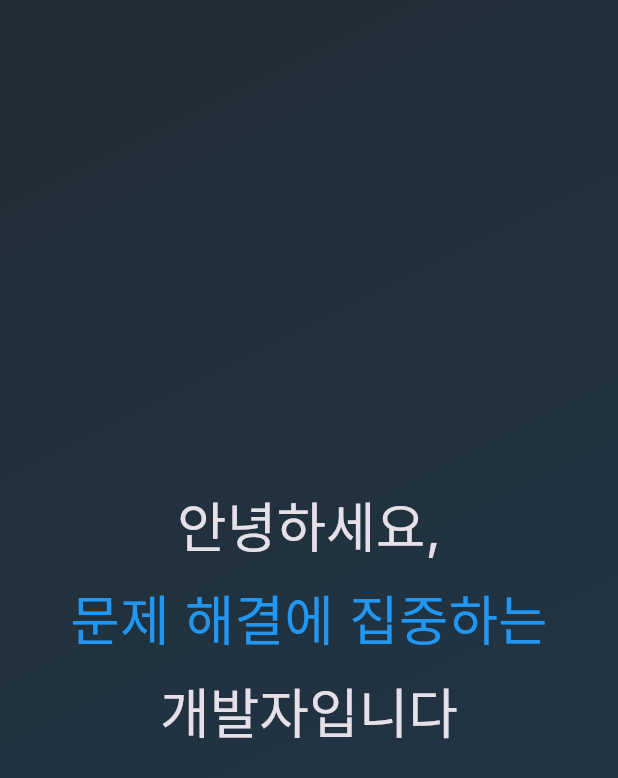
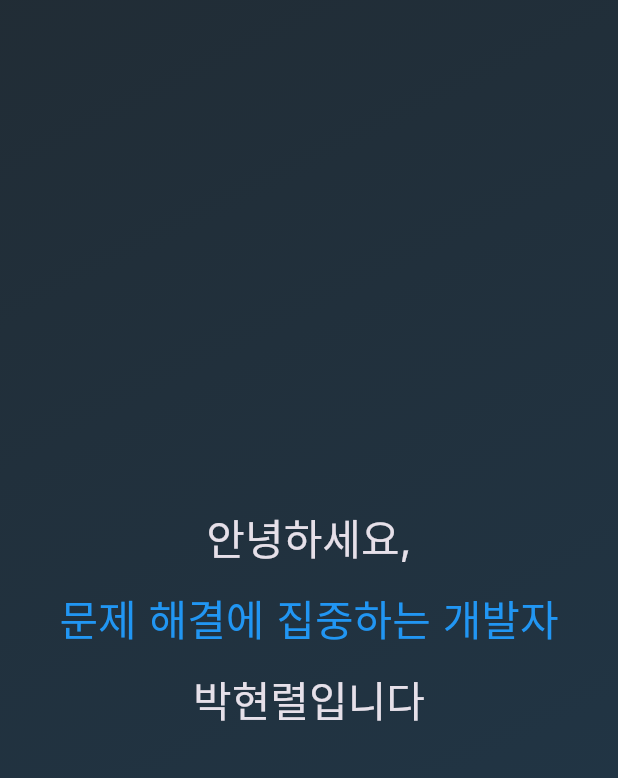
Before and after one commit to devpark435/portfolio_flutter_web, a Flutter app: the screen it shows after launch, on a phone screen of 412 x 824 dp. Shown: the top 778 px of the screen. Run offline on Flutter 3.47's test engine with Material 3 defaults, Android fonts, the phone set to English and light mode, and no system bars; drawn by our look-alikes of animated_text_kit; our stand-ins replace flutter_riverpod, go_router, google_fonts, shared_preferences.

Commit message:
fix - Adjust hero section text size for better mobile layout

```diff
--- a/lib/presentation/screens/home/sections/hero_section.dart
+++ b/lib/presentation/screens/home/sections/hero_section.dart
@@ -1,11 +1,18 @@
 import 'package:flutter/material.dart';
 import 'package:animated_text_kit/animated_text_kit.dart';
+
+import '../../../widgets/section_wrapper.dart';
 
 class HeroSection extends StatelessWidget {
   const HeroSection({super.key});
 
   @override
   Widget build(BuildContext context) {
+    final width = MediaQuery.of(context).size.width;
+    final textStyle = width > 800
+        ? Theme.of(context).textTheme.displaySmall
+        : Theme.of(context).textTheme.headlineMedium;
+
     return Container(
       height: MediaQuery.of(context).size.height,
       decoration: BoxDecoration(
@@ -18,35 +25,45 @@ class HeroSection extends StatelessWidget {
           ],
         ),
       ),
+      child: SectionWrapper(
+        child: FittedBox(
+          fit: BoxFit.scaleDown,
           child: Center(
             child: Column(
               mainAxisAlignment: MainAxisAlignment.center,
               children: [
                 Text(
                   '안녕하세요,',
-              style: Theme.of(context).textTheme.displaySmall,
+                  style: textStyle,
                 ),
                 const SizedBox(height: 16),
-            DefaultTextStyle(
-              style: Theme.of(context).textTheme.displaySmall!.copyWith(
+                ConstrainedBox(
+                  constraints: BoxConstraints(
+                    maxWidth: width > 800 ? width * 0.8 : width * 0.9,
+                  ),
+                  child: DefaultTextStyle(
+                    style: textStyle!.copyWith(
                       color: Theme.of(context).primaryColor,
                     ),
                     child: AnimatedTextKit(
                       animatedTexts: [
                         TypewriterAnimatedText(
-                    '문제 해결에 집중하는',
+                          '문제 해결에 집중하는 개발자',
                           speed: const Duration(milliseconds: 100),
                         ),
                       ],
                       isRepeatingAnimation: false,
                     ),
                   ),
+                ),
                 const SizedBox(height: 16),
                 Text(
-              '개발자입니다',
-              style: Theme.of(context).textTheme.displaySmall,
+                  '박현렬입니다',
+                  style: textStyle,
                 ),
               ],
+            ),
+          ),
         ),
       ),
     );
```
Lines whose indentation alone changed are shown as unchanged.
